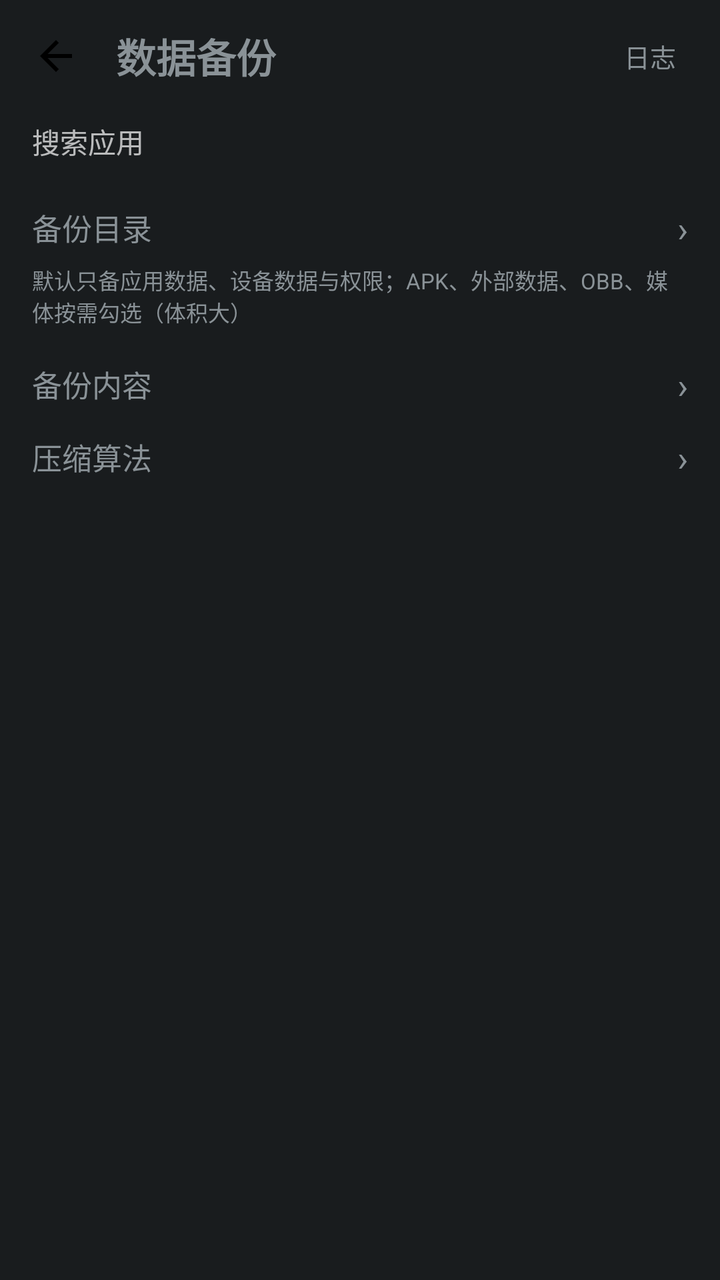
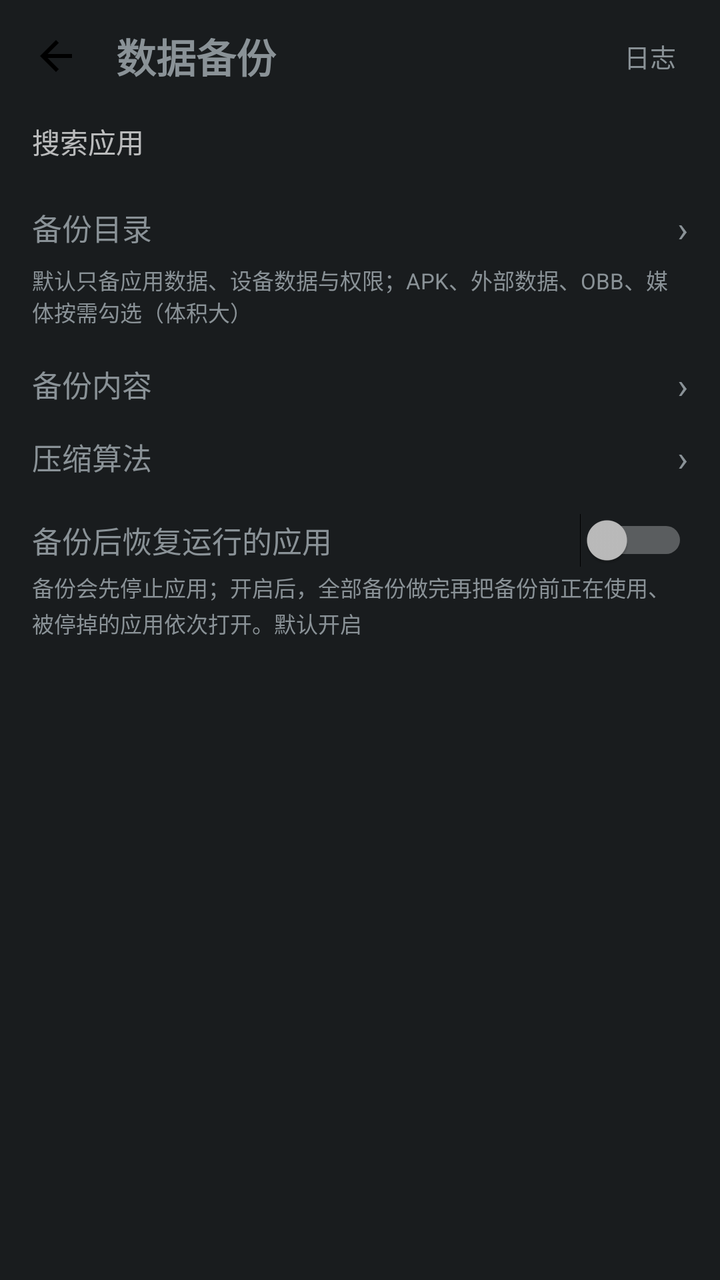

An Android layout rendered at two revisions. The XML below is the earlier revision; the diff shows what the commit changed to produce the second picture.
<!-- AndroidManifest.xml: application theme android:Theme.DeviceDefault.NoActionBar -->
<!-- res/layout/activity_backup.xml -->
<?xml version="1.0" encoding="utf-8"?>
<LinearLayout xmlns:android="http://schemas.android.com/apk/res/android"
    android:id="@+id/bk_root"
    android:layout_width="match_parent"
    android:layout_height="match_parent"
    android:orientation="vertical">

    <LinearLayout
        android:id="@+id/bk_header"
        android:layout_width="match_parent"
        android:layout_height="56dp"
        android:orientation="horizontal"
        android:gravity="center_vertical"
        android:paddingStart="6dp"
        android:paddingEnd="12dp">

        <ImageButton
            android:id="@+id/bk_back"
            android:layout_width="44dp"
            android:layout_height="44dp"
            android:padding="10dp"
            android:background="?android:attr/selectableItemBackgroundBorderless"
            android:src="@drawable/ic_back"
            android:scaleType="fitCenter"
            android:contentDescription="@string/action_back" />

        <TextView
            android:id="@+id/bk_title"
            android:layout_width="0dp"
            android:layout_height="wrap_content"
            android:layout_weight="1"
            android:layout_marginStart="8dp"
            android:text="@string/sec_backup"
            android:textSize="20sp"
            android:textStyle="bold" />

        
        <TextView
            android:id="@+id/bk_log"
            android:layout_width="wrap_content"
            android:layout_height="wrap_content"
            android:paddingStart="10dp"
            android:paddingEnd="10dp"
            android:paddingTop="8dp"
            android:paddingBottom="8dp"
            android:text="@string/backup_log"
            android:textSize="13sp" />

        
        <TextView
            android:id="@+id/bk_add"
            android:layout_width="wrap_content"
            android:layout_height="wrap_content"
            android:paddingStart="12dp"
            android:paddingEnd="12dp"
            android:paddingTop="8dp"
            android:paddingBottom="8dp"
            android:text="＋"
            android:textSize="20sp"
            android:visibility="gone" />

        
        <TextView
            android:id="@+id/bk_sel_count"
            android:layout_width="wrap_content"
            android:layout_height="wrap_content"
            android:textSize="13sp"
            android:visibility="gone" />

        <TextView
            android:id="@+id/bk_sel_all"
            android:layout_width="wrap_content"
            android:layout_height="wrap_content"
            android:paddingStart="12dp"
            android:paddingEnd="12dp"
            android:paddingTop="8dp"
            android:paddingBottom="8dp"
            android:text="@string/backup_sel_all"
            android:textSize="13sp"
            android:visibility="gone" />

        <TextView
            android:id="@+id/bk_sel_inv"
            android:layout_width="wrap_content"
            android:layout_height="wrap_content"
            android:paddingStart="8dp"
            android:paddingEnd="8dp"
            android:paddingTop="8dp"
            android:paddingBottom="8dp"
            android:text="@string/backup_invert"
            android:textSize="13sp"
            android:visibility="gone" />

        <TextView
            android:id="@+id/bk_sel_more"
            android:layout_width="wrap_content"
            android:layout_height="wrap_content"
            android:paddingStart="8dp"
            android:paddingEnd="4dp"
            android:paddingTop="8dp"
            android:paddingBottom="8dp"
            android:text="⋮"
            android:textSize="20sp"
            android:visibility="gone" />
    </LinearLayout>

    
    <LinearLayout
        android:layout_width="match_parent"
        android:layout_height="wrap_content"
        android:orientation="horizontal"
        android:gravity="center_vertical"
        android:paddingStart="16dp"
        android:paddingEnd="12dp"
        android:paddingBottom="6dp">

        <EditText
            android:id="@+id/bk_search"
            android:layout_width="0dp"
            android:layout_height="wrap_content"
            android:layout_weight="1"
            android:hint="@string/backup_search_hint"
            android:inputType="text"
            android:maxLines="1"
            android:textSize="14sp"
            android:background="@null" />

        <TextView
            android:id="@+id/bk_sort"
            android:layout_width="wrap_content"
            android:layout_height="wrap_content"
            android:paddingStart="10dp"
            android:paddingEnd="4dp"
            android:paddingTop="6dp"
            android:paddingBottom="6dp"
            android:textSize="13sp" />



        <TextView
            android:id="@+id/bk_filter"
            android:layout_width="wrap_content"
            android:layout_height="wrap_content"
            android:paddingStart="10dp"
            android:paddingEnd="4dp"
            android:paddingTop="6dp"
            android:paddingBottom="6dp"
            android:textSize="13sp" />
    </LinearLayout>

    <TextView
        android:id="@+id/bk_hint"
        android:layout_width="match_parent"
        android:layout_height="wrap_content"
        android:paddingStart="16dp"
        android:paddingEnd="16dp"
        android:paddingBottom="8dp"
        android:lineSpacingExtra="3dp"
        android:textSize="12sp"
        android:visibility="gone" />

    <LinearLayout
        android:id="@+id/bk_dir_row"
        android:layout_width="match_parent"
        android:layout_height="wrap_content"
        android:orientation="horizontal"
        android:gravity="center_vertical"
        android:paddingStart="16dp"
        android:paddingEnd="16dp"
        android:paddingTop="10dp"
        android:paddingBottom="4dp"
        android:background="?android:attr/selectableItemBackground">

        <TextView
            android:id="@+id/bk_dir_label"
            android:layout_width="wrap_content"
            android:layout_height="wrap_content"
            android:text="@string/backup_dir_row"
            android:textSize="15sp" />

        <TextView
            android:id="@+id/bk_dir_value"
            android:layout_width="0dp"
            android:layout_height="wrap_content"
            android:layout_weight="1"
            android:layout_marginStart="12dp"
            android:gravity="end"
            android:maxLines="1"
            android:ellipsize="start"
            android:textSize="13sp" />

        <TextView
            android:id="@+id/bk_dir_arrow"
            android:layout_width="wrap_content"
            android:layout_height="wrap_content"
            android:layout_marginStart="4dp"
            android:text="&#8250;"
            android:textSize="18sp" />
    </LinearLayout>

    <TextView
        android:id="@+id/bk_scope"
        android:layout_width="match_parent"
        android:layout_height="wrap_content"
        android:paddingStart="16dp"
        android:paddingEnd="16dp"
        android:paddingTop="2dp"
        android:paddingBottom="6dp"
        android:text="@string/backup_parts_note"
        android:textSize="11sp" />

    <LinearLayout
        android:id="@+id/bk_parts_row"
        android:layout_width="match_parent"
        android:layout_height="wrap_content"
        android:orientation="horizontal"
        android:gravity="center_vertical"
        android:paddingStart="16dp"
        android:paddingEnd="16dp"
        android:paddingTop="10dp"
        android:paddingBottom="4dp"
        android:background="?android:attr/selectableItemBackground">

        <TextView
            android:id="@+id/bk_parts_label"
            android:layout_width="wrap_content"
            android:layout_height="wrap_content"
            android:text="@string/backup_parts_row"
            android:textSize="15sp" />

        <TextView
            android:id="@+id/bk_parts_value"
            android:layout_width="0dp"
            android:layout_height="wrap_content"
            android:layout_weight="1"
            android:layout_marginStart="12dp"
            android:gravity="end"
            android:maxLines="1"
            android:ellipsize="start"
            android:textSize="13sp" />

        <TextView
            android:id="@+id/bk_parts_arrow"
            android:layout_width="wrap_content"
            android:layout_height="wrap_content"
            android:layout_marginStart="4dp"
            android:text="&#8250;"
            android:textSize="18sp" />
    </LinearLayout>

    <LinearLayout
        android:id="@+id/bk_algo_row"
        android:layout_width="match_parent"
        android:layout_height="wrap_content"
        android:orientation="horizontal"
        android:gravity="center_vertical"
        android:paddingStart="16dp"
        android:paddingEnd="16dp"
        android:paddingTop="8dp"
        android:paddingBottom="10dp"
        android:background="?android:attr/selectableItemBackground">

        <TextView
            android:id="@+id/bk_algo_label"
            android:layout_width="0dp"
            android:layout_height="wrap_content"
            android:layout_weight="1"
            android:text="@string/backup_algo_row"
            android:textSize="15sp" />

        <TextView
            android:id="@+id/bk_algo_value"
            android:layout_width="wrap_content"
            android:layout_height="wrap_content"
            android:layout_marginEnd="4dp"
            android:textSize="13sp" />

        <TextView
            android:id="@+id/bk_algo_arrow"
            android:layout_width="wrap_content"
            android:layout_height="wrap_content"
            android:text="›"
            android:textSize="18sp" />
    </LinearLayout>

    
    <LinearLayout
        android:id="@+id/bk_progress"
        android:layout_width="match_parent"
        android:layout_height="wrap_content"
        android:orientation="horizontal"
        android:gravity="center_vertical"
        android:paddingStart="16dp"
        android:paddingEnd="16dp"
        android:paddingTop="8dp"
        android:paddingBottom="4dp"
        android:visibility="gone">

        <ProgressBar
            android:id="@+id/bk_progress_bar"
            style="?android:attr/progressBarStyleHorizontal"
            android:layout_width="0dp"
            android:layout_height="wrap_content"
            android:layout_weight="1"
            android:max="100" />

        <TextView
            android:id="@+id/bk_progress_text"
            android:layout_width="wrap_content"
            android:layout_height="wrap_content"
            android:layout_marginStart="12dp"
            android:textSize="13sp" />
    </LinearLayout>

    <View
        android:id="@+id/bk_divider"
        android:layout_width="match_parent"
        android:layout_height="1dp" />

    <FrameLayout
        android:layout_width="match_parent"
        android:layout_height="0dp"
        android:layout_weight="1">

        <ListView
            android:id="@+id/bk_list"
            android:layout_width="match_parent"
            android:layout_height="match_parent"
            android:divider="@null"
            android:scrollbars="vertical" />

        <TextView
            android:id="@+id/bk_empty"
            android:layout_width="match_parent"
            android:layout_height="wrap_content"
            android:layout_gravity="center"
            android:gravity="center"
            android:padding="32dp"
            android:lineSpacingExtra="4dp"
            android:text="@string/backup_empty_hint"
            android:textSize="13sp"
            android:visibility="gone" />
    </FrameLayout>
</LinearLayout>
<!-- resources referenced by this layout -->
<resources>
  <!-- drawable ic_back (drawable) -->
  <?xml version="1.0" encoding="utf-8"?>
  <vector xmlns:android="http://schemas.android.com/apk/res/android"
      android:width="24dp"
      android:height="24dp"
      android:viewportWidth="24"
      android:viewportHeight="24">
      <path
          android:fillColor="#FF000000"
          android:pathData="M20,11H7.83l5.59,-5.59L12,4l-8,8l8,8l1.41,-1.41L7.83,13H20v-2z" />
  </vector>
  <string name="action_back">返回</string>
  <string name="backup_algo_row">压缩算法</string>
  <string name="backup_dir_row">备份目录</string>
  <string name="backup_empty_hint">还没有备份。
  
  长按应用选「备份数据」可以随时建一份；克隆数据时目标空间原来的数据也会自动打包一份到这里，可以选择压缩或恢复。</string>
  <string name="backup_invert">反选</string>
  <string name="backup_log">日志</string>
  <string name="backup_parts_note">默认只备应用数据、设备数据与权限；APK、外部数据、OBB、媒体按需勾选（体积大）</string>
  <string name="backup_parts_row">备份内容</string>
  <string name="backup_search_hint">搜索应用</string>
  <string name="backup_sel_all">全选</string>
  <string name="sec_backup">数据备份</string>
</resources>

<!-- the commit's change to res/layout/activity_backup.xml (unified diff, before → after) -->
@@ -285,6 +285,43 @@
 
     
     <LinearLayout
+        android:id="@+id/bk_relaunch_row"
+        android:layout_width="match_parent"
+        android:layout_height="wrap_content"
+        android:orientation="horizontal"
+        android:gravity="center_vertical"
+        android:paddingStart="16dp"
+        android:paddingEnd="16dp"
+        android:paddingTop="6dp"
+        android:paddingBottom="2dp">
+
+        <TextView
+            android:id="@+id/bk_relaunch_label"
+            android:layout_width="0dp"
+            android:layout_height="wrap_content"
+            android:layout_weight="1"
+            android:text="@string/label_backup_relaunch"
+            android:textSize="15sp" />
+
+        <Switch
+            android:id="@+id/bk_relaunch"
+            android:layout_width="wrap_content"
+            android:layout_height="wrap_content" />
+    </LinearLayout>
+
+    <TextView
+        android:id="@+id/bk_relaunch_hint"
+        android:layout_width="match_parent"
+        android:layout_height="wrap_content"
+        android:paddingStart="16dp"
+        android:paddingEnd="16dp"
+        android:paddingBottom="10dp"
+        android:lineSpacingExtra="2dp"
+        android:text="@string/hint_backup_relaunch"
+        android:textSize="11sp" />
+
+    
+    <LinearLayout
         android:id="@+id/bk_progress"
         android:layout_width="match_parent"
         android:layout_height="wrap_content"
<!-- resource entries referenced after the edit -->
@@ -23,6 +23,8 @@
   <string name="backup_parts_row">备份内容</string>
   <string name="backup_search_hint">搜索应用</string>
   <string name="backup_sel_all">全选</string>
+  <string name="hint_backup_relaunch">备份会先停止应用；开启后，全部备份做完再把备份前正在使用、被停掉的应用依次打开。默认开启</string>
+  <string name="label_backup_relaunch">备份后恢复运行的应用</string>
   <string name="sec_backup">数据备份</string>
 </resources>
 
